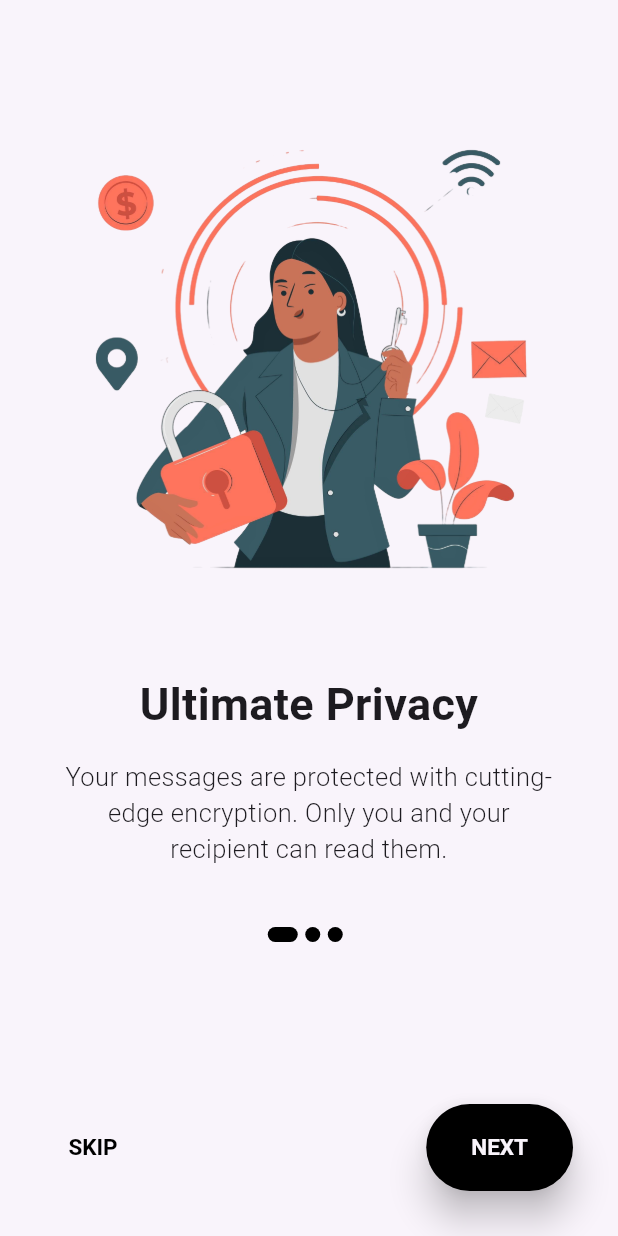
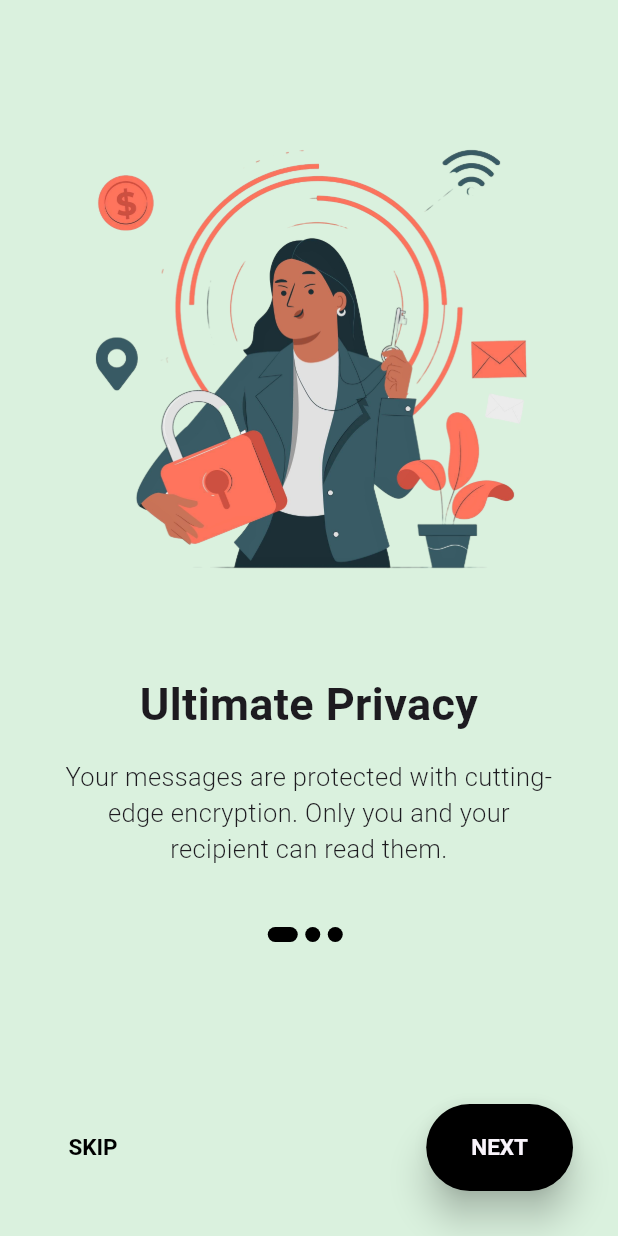
Before and after one commit to fortunatefogy/cipherchatapp, a Flutter app: the screen it shows after launch, on a phone screen of 412 x 824 dp. Run offline on Flutter 3.47's test engine with Material 3 defaults, Android fonts, the phone set to English and light mode, and no system bars; our stand-ins replace cached_network_image, cloud_firestore, emoji_picker_flutter, firebase_auth, firebase_core, flutter_dotenv and 3 more; missing offline and left inert: encrypt, saver_gallery; accounts and stored records are empty; Roboto replaces fonts that are missing (Mulish).

Commit message:
ui color changed to green

```diff
--- a/lib/main.dart
+++ b/lib/main.dart
@@ -61,14 +61,14 @@ class _MyAppState extends State<MyApp> with WidgetsBindingObserver {
           centerTitle: false,
           elevation: 2,
           iconTheme: IconThemeData(
-            color: Colors.black,
+            color: Colors.white,
           ),
           titleTextStyle: TextStyle(
-            color: Colors.black,
+            color: Colors.white,
             fontWeight: FontWeight.bold,
             fontSize: 28,
           ),
-          backgroundColor: Color(0xFFF9F4FB),
+          backgroundColor: Color(0xFFF235347),
         ),
       ),
       home: SplashScreen(),
--- a/lib/onboarding_screen.dart
+++ b/lib/onboarding_screen.dart
@@ -37,9 +37,9 @@ class _OnboardingScreenState extends State<OnboardingScreen> {
 
   int _currentPage = 0;
   List colors = const [
-    Color(0xffF9F4FB),
-    Color(0xffF9F4FB),
-    Color(0xffF9F4FB),
+    Color(0xffFDAF1DE),
+    Color(0xffF8EB69B),
+    Color(0xffF235347),
   ];
 
   AnimatedContainer _buildDots({
--- a/lib/screens/home_screen.dart
+++ b/lib/screens/home_screen.dart
@@ -92,7 +92,7 @@ class _HomeScreenState extends State<HomeScreen> {
           ],
         ),
         floatingActionButton: FloatingActionButton(
-          backgroundColor: const Color(0xFF251d28),
+          backgroundColor: const Color(0xFFF235347),
           onPressed: _addChatUserDialog,
           child: const Icon(Icons.add, color: Colors.white),
         ),
@@ -108,7 +108,7 @@ class _HomeScreenState extends State<HomeScreen> {
                   hintText: 'Search User',
                   hintStyle: const TextStyle(color: Colors.black),
                   filled: true,
-                  fillColor: Colors.grey.shade300,
+                  fillColor: const Color(0xFFF8EB69B),
                   border: OutlineInputBorder(
                     borderRadius: BorderRadius.circular(30),
                     borderSide: BorderSide.none,
--- a/lib/widgets/chat_user_card.dart
+++ b/lib/widgets/chat_user_card.dart
@@ -29,8 +29,8 @@ class _ChatUserCardState extends State<ChatUserCard> {
   Widget build(BuildContext context) {
     return Card(
       margin: const EdgeInsets.symmetric(vertical: 5, horizontal: 10),
-      color: const Color.fromARGB(255, 191, 199, 204),
-      elevation: 5,
+      color: const Color(0xFFFDAF1DE),
+      elevation: 1,
       shape: RoundedRectangleBorder(
         borderRadius: BorderRadius.circular(15),
       ),
--- a/lib/widgets/message_card.dart
+++ b/lib/widgets/message_card.dart
@@ -97,7 +97,7 @@ class _MessageCardState extends State<MessageCard> {
             ),
             padding: EdgeInsets.all(widget.message.type == Type.text ? 10 : 9),
             decoration: BoxDecoration(
-              color: const Color.fromARGB(255, 197, 193, 193),
+              color: const Color(0xFFF8EB69B),
               borderRadius: BorderRadius.only(
                 topLeft: Radius.circular(15),
                 topRight: Radius.circular(15),
@@ -181,7 +181,7 @@ class _MessageCardState extends State<MessageCard> {
             ),
             padding: EdgeInsets.all(widget.message.type == Type.text ? 10 : 1),
             decoration: BoxDecoration(
-              color: const Color.fromARGB(255, 0, 0, 0),
+              color: const Color(0xFFF0B2B26),
               borderRadius: BorderRadius.only(
                 topLeft: Radius.circular(15),
                 topRight: Radius.circular(15),
```
Also changed, not shown: lib/screens/auth/login_screen.dart (+7 -9 lines).
